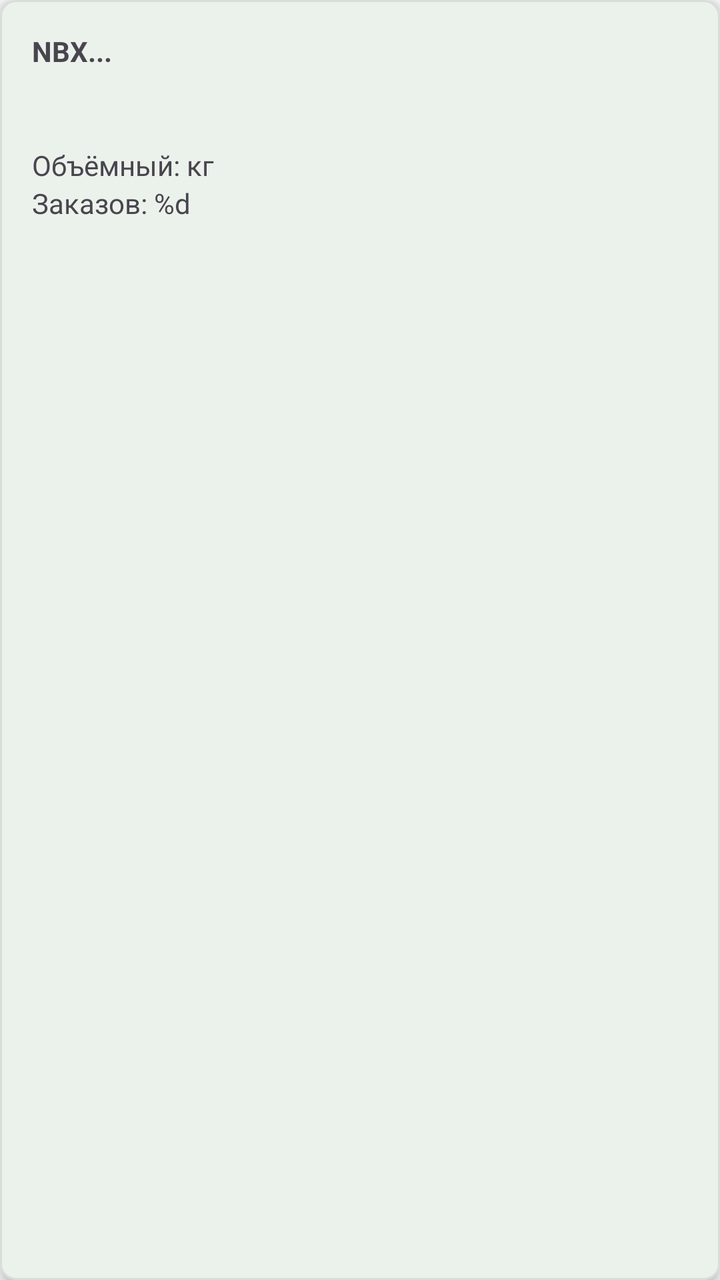
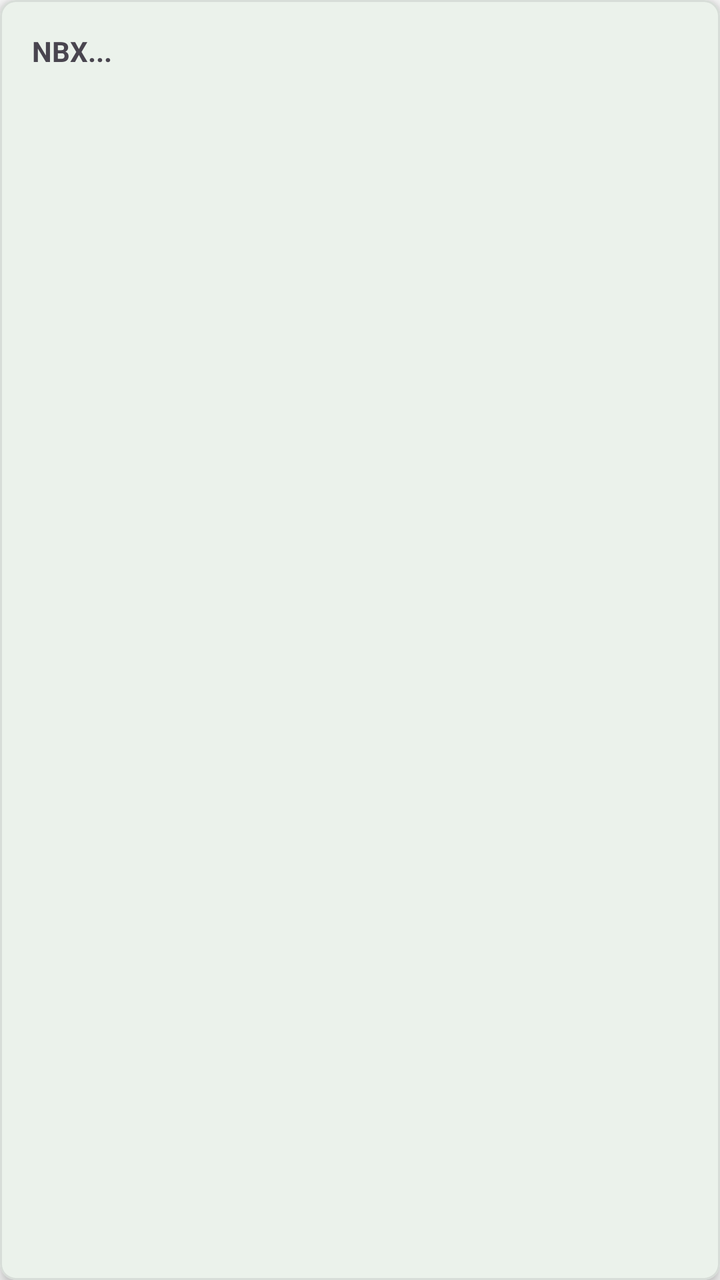

Two renders of the same Android screen: before a commit and after it. Below are the layout's source before the change and the commit's diff.
<!-- AndroidManifest.xml: application theme Theme.FastScan -->
<!-- res/layout/item_box_in_partial.xml -->
<?xml version="1.0" encoding="utf-8"?>
<com.google.android.material.card.MaterialCardView xmlns:android="http://schemas.android.com/apk/res/android"
    xmlns:app="http://schemas.android.com/apk/res-auto"
    android:layout_width="match_parent"
    android:layout_height="wrap_content"
    android:layout_margin="8dp"
    app:cardBackgroundColor="@color/app_surface"
    app:cardCornerRadius="8dp"
    app:cardElevation="4dp"
    app:strokeColor="@color/card_stroke"
    app:strokeWidth="1dp">

    <LinearLayout
        android:layout_width="match_parent"
        android:layout_height="wrap_content"
        android:orientation="vertical"
        android:padding="16dp">

        <TextView
            android:id="@+id/tvTrackingCode"
            android:layout_width="wrap_content"
            android:layout_height="wrap_content"
            android:text="NBX..."
            android:textStyle="bold" />

        <TextView
            android:id="@+id/tvDimensions"
            android:layout_width="wrap_content"
            android:layout_height="wrap_content"
            android:text="" />

        <TextView
            android:id="@+id/tvGrossWeight"
            android:layout_width="wrap_content"
            android:layout_height="wrap_content"
            android:text="" />

        <TextView
            android:id="@+id/tvVWeight"
            android:layout_width="wrap_content"
            android:layout_height="wrap_content"
            android:text="Объёмный: кг" />

        <TextView
            android:id="@+id/tvOrderCount"
            android:layout_width="wrap_content"
            android:layout_height="wrap_content"
            android:text="Заказов: %d" />

    </LinearLayout>
</com.google.android.material.card.MaterialCardView>
<!-- resources referenced by this layout -->
<resources>
  <color name="app_surface">#FFFFFF</color>
  <color name="card_stroke">#D7DDD8</color>
  <style name="Theme.FastScan" parent="Theme.Material3.DayNight.NoActionBar">
  
          
          <item name="colorPrimary">@color/app_primary</item>
          <item name="colorPrimaryVariant">@color/app_primary_dark</item>
          <item name="colorOnPrimary">@color/app_on_primary</item>
  
          <item name="colorSecondary">@color/app_primary</item>
          <item name="colorOnSecondary">@color/app_on_primary</item>
          <item name="colorSurface">@color/app_surface</item>
          <item name="colorOnSurface">@color/app_text_primary</item>
          <item name="colorOnSurfaceVariant">@color/app_text_secondary</item>
          <item name="colorOutline">@color/card_stroke</item>
          <item name="android:colorBackground">@color/app_background</item>
          <item name="android:windowBackground">@color/app_background</item>
          <item name="android:navigationBarColor">@color/app_surface</item>
  
          
          <item name="android:statusBarColor">@color/app_primary_dark</item>
          <item name="android:windowLightStatusBar">false</item>
  
      </style>
  <color name="app_primary">#2E7D32</color>
  <color name="app_primary_dark">#1B5E20</color>
  <color name="app_on_primary">#FFFFFF</color>
  <color name="app_text_primary">#212121</color>
  <color name="app_text_secondary">#616161</color>
  <color name="app_background">#FAFAFA</color>
</resources>

<!-- the commit's change to res/layout/item_box_in_partial.xml (unified diff, before → after) -->
@@ -26,26 +26,17 @@
         <TextView
             android:id="@+id/tvDimensions"
             android:layout_width="wrap_content"
-            android:layout_height="wrap_content"
-            android:text="" />
+            android:layout_height="wrap_content" />
 
         <TextView
             android:id="@+id/tvGrossWeight"
             android:layout_width="wrap_content"
-            android:layout_height="wrap_content"
-            android:text="" />
+            android:layout_height="wrap_content" />
 
         <TextView
             android:id="@+id/tvVWeight"
             android:layout_width="wrap_content"
-            android:layout_height="wrap_content"
-            android:text="Объёмный: кг" />
-
-        <TextView
-            android:id="@+id/tvOrderCount"
-            android:layout_width="wrap_content"
-            android:layout_height="wrap_content"
-            android:text="Заказов: %d" />
+            android:layout_height="wrap_content" />
 
     </LinearLayout>
 </com.google.android.material.card.MaterialCardView>
